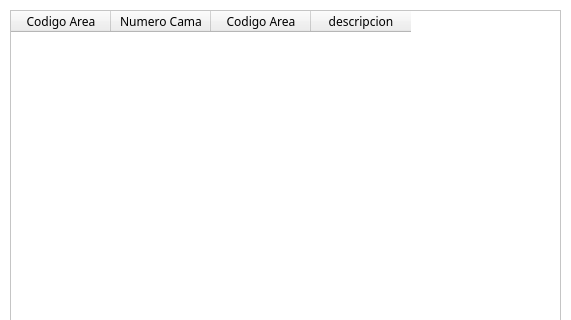
Before: the Qt Designer form gui/administrador/uis/WidgetListarCamas.ui in BryanTabarez/ProyectoBD, drawn with Qt 5; both pictures show x 0 to 571 and y 0 to 320 of the 571 by 481 pixel window.
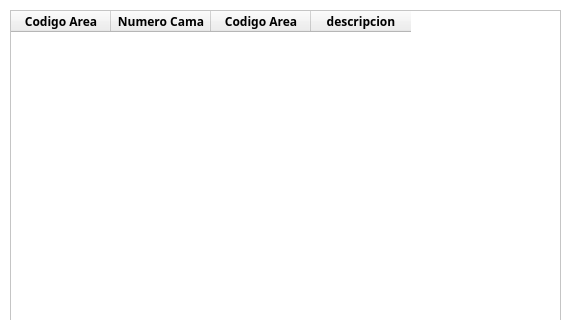
After: the same form once the commit is applied.

```diff
--- a/gui/administrador/uis/WidgetListarCamas.ui
+++ b/gui/administrador/uis/WidgetListarCamas.ui
@@ -74,6 +74,12 @@
     </disabled>
    </palette>
   </property>
+  <property name="font">
+   <font>
+    <weight>75</weight>
+    <bold>true</bold>
+   </font>
+  </property>
   <property name="windowTitle">
    <string>Listar Camas</string>
   </property>
```
